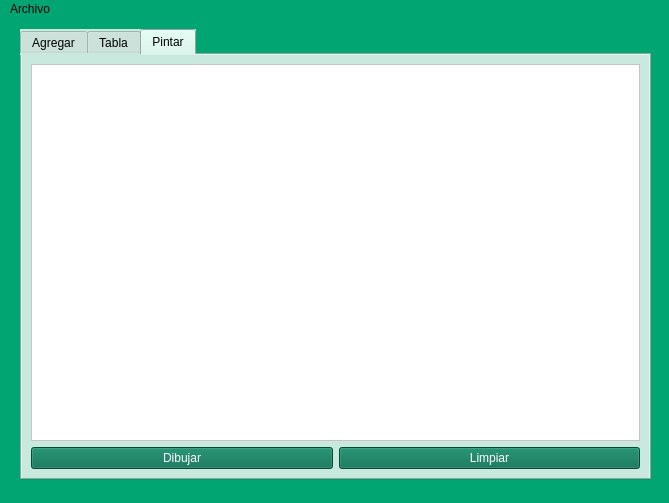
Above: Particulas/mainwindow.ui from jessMan98/Interfaz_Python1 before the change. Below: the same form after it.
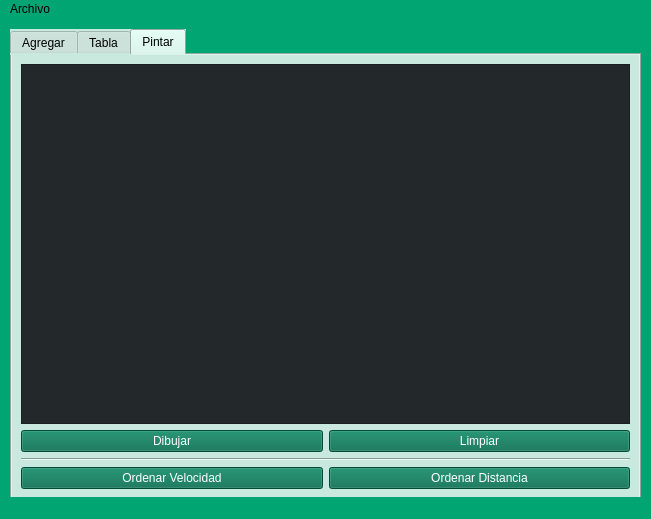
That is the form after the change. The open tabs and pages were chosen to show the change.

Commit message:
Agregando botones
ordena por velocidad y distancia

Patch:
```diff
--- a/Particulas/mainwindow.ui
+++ b/Particulas/mainwindow.ui
@@ -6,8 +6,8 @@
    <rect>
     <x>0</x>
     <y>0</y>
-    <width>669</width>
-    <height>503</height>
+    <width>651</width>
+    <height>519</height>
    </rect>
   </property>
   <property name="windowTitle">
@@ -24,10 +24,10 @@
    <widget class="QTabWidget" name="Pintar">
     <property name="geometry">
      <rect>
-      <x>20</x>
+      <x>10</x>
       <y>10</y>
       <width>631</width>
-      <height>451</height>
+      <height>471</height>
      </rect>
     </property>
     <property name="styleSheet">
@@ -440,7 +440,7 @@
       <item row="0" column="0" colspan="2">
        <widget class="QGraphicsView" name="graphicsView">
         <property name="styleSheet">
-         <string notr="true">background-color: rgb(255, 255, 255);</string>
+         <string notr="true">background-color: rgb(35, 40, 43);</string>
         </property>
        </widget>
       </item>
@@ -466,6 +466,39 @@
         </property>
        </widget>
       </item>
+      <item row="2" column="0" colspan="2">
+       <widget class="Line" name="line">
+        <property name="styleSheet">
+         <string notr="true">
+border-color: rgb(0, 0, 0);</string>
+        </property>
+        <property name="orientation">
+         <enum>Qt::Horizontal</enum>
+        </property>
+       </widget>
+      </item>
+      <item row="3" column="0">
+       <widget class="QPushButton" name="ordenaV">
+        <property name="styleSheet">
+         <string notr="true">background-color: rgb(2, 107, 77);
+color: rgb(255, 255, 255);</string>
+        </property>
+        <property name="text">
+         <string>Ordenar Velocidad</string>
+        </property>
+       </widget>
+      </item>
+      <item row="3" column="1">
+       <widget class="QPushButton" name="ordenaD">
+        <property name="styleSheet">
+         <string notr="true">background-color: rgb(2, 107, 77);
+color: rgb(255, 255, 255);</string>
+        </property>
+        <property name="text">
+         <string>Ordenar Distancia</string>
+        </property>
+       </widget>
+      </item>
      </layout>
     </widget>
    </widget>
@@ -475,7 +508,7 @@
     <rect>
      <x>0</x>
      <y>0</y>
-     <width>669</width>
+     <width>651</width>
      <height>22</height>
     </rect>
    </property>
```
Left out of the diff: 41 changed lines with no effect on the pictures. The commit also changes 1 other file.
